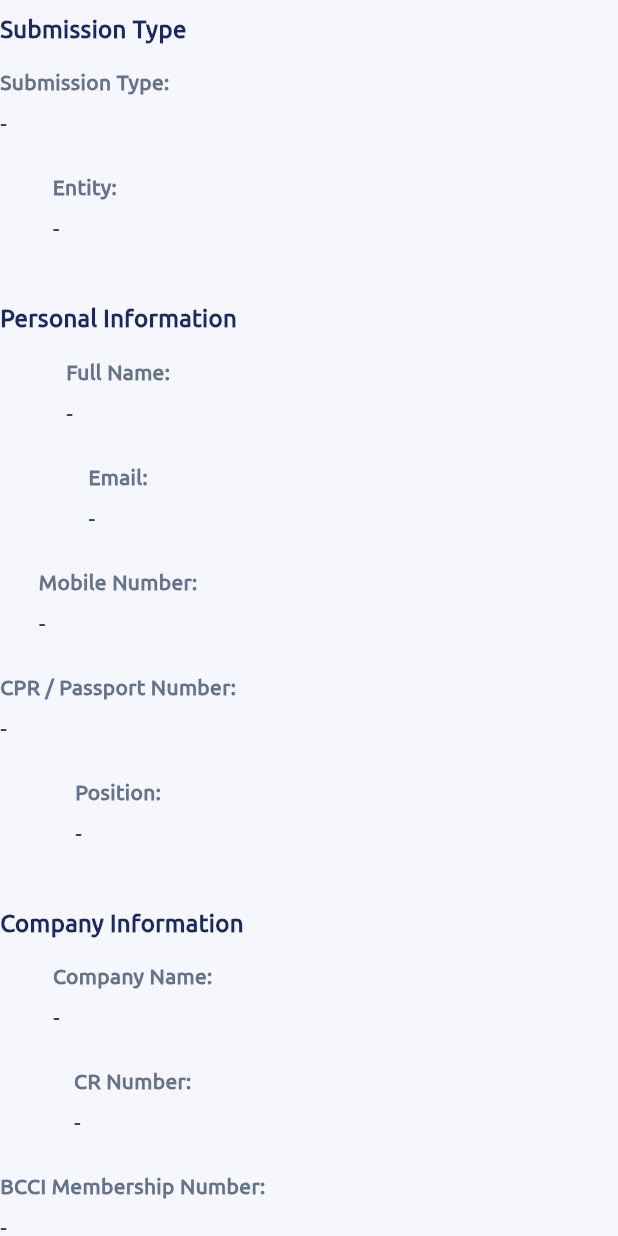
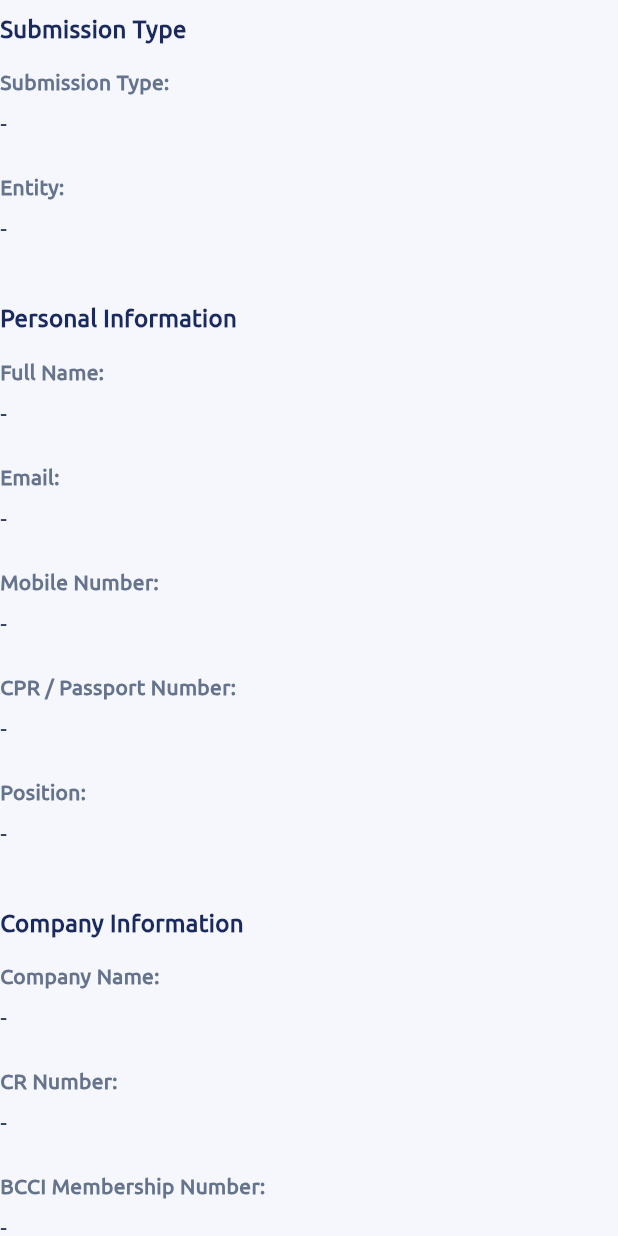
Before and after one commit to ali-aramis/voice-of-merchant, a Flutter app: the ConsentStep widget shown alone on an empty page, opened directly, on a phone screen of 412 x 824 dp. Run offline on Flutter 3.47's test engine with Material 3 defaults, Android fonts, the phone set to English and light mode, and no system bars; our stand-ins replace file_picker; network calls fail; project files that could hold a hidden picture were left out.

Commit message:
step indicator position fixed

```diff
--- a/lib/features/complaints/data/services/entity_api_service.dart
+++ b/lib/features/complaints/data/services/entity_api_service.dart
@@ -1,5 +1,6 @@
+
 import 'dart:convert';
-
+import 'package:flutter/foundation.dart';
 import 'package:http/http.dart' as http;
 
 import '../models/entity_model.dart';
@@ -9,18 +10,40 @@ class EntityApiService {
       'https://41c5d05c-fc67-45e9-8655-00498a2549de.mock.pstmn.io';
 
   Future<List<EntityModel>> getEntities() async {
-    final response = await http.get(
-      Uri.parse('$baseUrl/entities'),
-    );
+    final uri = Uri.parse('$baseUrl/entities');
+
+    debugPrint('Entities API URL: $uri');
+
+    final response = await http
+        .get(uri)
+        .timeout(const Duration(seconds: 20));
+
+    debugPrint('Entities API status: ${response.statusCode}');
+    debugPrint('Entities API response: ${response.body}');
 
     if (response.statusCode != 200) {
-      throw Exception('Failed: ${response.statusCode}');
+      throw Exception(
+        'Failed to load entities: ${response.statusCode}',
+      );
     }
 
-    final json = jsonDecode(response.body);
+    final decoded = jsonDecode(response.body);
 
-    return (json['data'] as List)
-        .map((item) => EntityModel.fromJson(item))
+    if (decoded is! Map<String, dynamic> ||
+        decoded['data'] is! List) {
+      throw FormatException(
+        'Unexpected entities API response format',
+      );
+    }
+
+    final data = decoded['data'] as List;
+
+    return data
+        .map(
+          (item) => EntityModel.fromJson(
+        Map<String, dynamic>.from(item as Map),
+      ),
+    )
         .toList();
   }
 }
--- a/lib/features/complaints/data/services/position_api_service.dart
+++ b/lib/features/complaints/data/services/position_api_service.dart
@@ -1,5 +1,6 @@
 import 'dart:convert';
 
+import 'package:flutter/foundation.dart';
 import 'package:http/http.dart' as http;
 
 import '../models/position_model.dart';
@@ -9,9 +10,17 @@ class PositionApiService {
       'https://41c5d05c-fc67-45e9-8655-00498a2549de.mock.pstmn.io';
 
   Future<List<PositionModel>> getPositions() async {
-    final response = await http.get(
-      Uri.parse('$baseUrl/positions'),
-    );
+    final uri = Uri.parse('$baseUrl/positions');
+
+    try {
+      debugPrint('Positions API URL: $uri');
+
+      final response = await http
+          .get(uri)
+          .timeout(const Duration(seconds: 20));
+
+      debugPrint('Positions API Status: ${response.statusCode}');
+      debugPrint('Positions API Response: ${response.body}');
 
       if (response.statusCode != 200) {
         throw Exception(
@@ -19,12 +28,28 @@ class PositionApiService {
         );
       }
 
-    final json = jsonDecode(response.body);
+      final decoded = jsonDecode(response.body);
 
-    return (json['data'] as List)
+      if (decoded is! Map<String, dynamic> ||
+          decoded['data'] is! List) {
+        throw const FormatException(
+          'Unexpected positions API response format',
+        );
+      }
+
+      final data = decoded['data'] as List;
+
+      return data
           .map(
-          (item) => PositionModel.fromJson(item),
+            (item) => PositionModel.fromJson(
+          Map<String, dynamic>.from(item as Map),
+        ),
       )
           .toList();
+    } catch (e, stackTrace) {
+      debugPrint('Positions API Error: $e');
+      debugPrintStack(stackTrace: stackTrace);
+      rethrow;
     }
   }
+}
--- a/lib/features/complaints/data/services/submission_type_api_service.dart
+++ b/lib/features/complaints/data/services/submission_type_api_service.dart
@@ -1,5 +1,6 @@
+
 import 'dart:convert';
-
+import 'package:flutter/foundation.dart';
 import 'package:http/http.dart' as http;
 
 import '../models/submission_type_model.dart';
@@ -9,8 +10,20 @@ class SubmissionTypeApiService {
       'https://41c5d05c-fc67-45e9-8655-00498a2549de.mock.pstmn.io';
 
   Future<List<SubmissionTypeModel>> getSubmissionTypes() async {
-    final response = await http.get(
-      Uri.parse('$baseUrl/submission-types'),
+    final uri = Uri.parse('$baseUrl/submission-types');
+
+    try {
+      debugPrint('Submission Types URL: $uri');
+
+      final response = await http
+          .get(uri)
+          .timeout(const Duration(seconds: 20));
+
+      debugPrint(
+        'Submission Types Status: ${response.statusCode}',
+      );
+      debugPrint(
+        'Submission Types Response: ${response.body}',
       );
 
       if (response.statusCode != 200) {
@@ -19,12 +32,28 @@ class SubmissionTypeApiService {
         );
       }
 
-    final json = jsonDecode(response.body);
+      final decoded = jsonDecode(response.body);
 
-    return (json['data'] as List)
+      if (decoded is! Map<String, dynamic> ||
+          decoded['data'] is! List) {
+        throw const FormatException(
+          'Unexpected submission types response format',
+        );
+      }
+
+      final data = decoded['data'] as List;
+
+      return data
           .map(
-          (item) => SubmissionTypeModel.fromJson(item),
+            (item) => SubmissionTypeModel.fromJson(
+          Map<String, dynamic>.from(item as Map),
+        ),
       )
           .toList();
+    } catch (e, stackTrace) {
+      debugPrint('Submission Types API Error: $e');
+      debugPrintStack(stackTrace: stackTrace);
+      rethrow;
     }
   }
+}
--- a/lib/features/complaints/presentation/complaint_form/complaint_form_screen.dart
+++ b/lib/features/complaints/presentation/complaint_form/complaint_form_screen.dart
@@ -43,11 +43,12 @@ class _ComplaintFormView extends StatelessWidget {
       body: Column(
         children: [
           const HomeHeader(),
+          const StepIndicator(),
           Expanded(
             child: SingleChildScrollView(
               child: Column(
                 children: [
-                  const StepIndicator(),
+
                   const SizedBox(height: 30),
                   Padding(
                     padding: EdgeInsets.symmetric(
--- a/lib/features/complaints/presentation/complaint_form/consent_step.dart
+++ b/lib/features/complaints/presentation/complaint_form/consent_step.dart
@@ -1,3 +1,4 @@
+
 import 'package:flutter/material.dart';
 import 'package:provider/provider.dart';
 
@@ -24,6 +25,8 @@ class ConsentStep extends StatelessWidget {
 
 return Form(
 key: controller.formKeys[4],
+child: SizedBox(
+width: double.infinity,
 child: Column(
 crossAxisAlignment: CrossAxisAlignment.start,
 children: [
@@ -40,11 +43,17 @@ class ConsentStep extends StatelessWidget {
 children: [
 _InfoItem(
 label: l10n.submissionType,
-                value: controller.selectedSubmissionTypeName,
+value: _getSubmissionTypeName(
+controller,
+context,
+),
 ),
 _InfoItem(
 label: l10n.entity,
-                value: controller.selectedEntityName,
+value: _getEntityName(
+controller,
+context,
+),
 ),
 ],
 ),
@@ -80,7 +89,10 @@ class ConsentStep extends StatelessWidget {
 ),
 _InfoItem(
 label: l10n.position,
-                value: _getPositionName(controller),
+value: _getPositionName(
+controller,
+context,
+),
 ),
 ],
 ),
@@ -209,17 +221,61 @@ class ConsentStep extends StatelessWidget {
 ),
 ],
 ),
+),
 );
+}
+
+// ================================================================
+// SUBMISSION TYPE NAME
+// ================================================================
+
+String _getSubmissionTypeName(
+ComplaintFormController controller,
+BuildContext context,
+) {
+final locale = Localizations.localeOf(context).languageCode;
+
+for (final item in controller.submissionTypes) {
+if (item.id.toString() == controller.submissionType) {
+return locale == 'ar' ? item.nameAr : item.nameEn;
+}
+}
+
+return '-';
+}
+
+// ================================================================
+// ENTITY NAME
+// ================================================================
+
+String _getEntityName(
+ComplaintFormController controller,
+BuildContext context,
+) {
+final locale = Localizations.localeOf(context).languageCode;
+
+for (final item in controller.entities) {
+if (item.id.toString() == controller.entity) {
+return locale == 'ar' ? item.nameAr : item.nameEn;
+}
+}
+
+return '-';
 }
 
 // ================================================================
 // POSITION NAME
 // ================================================================
 
-  String _getPositionName(ComplaintFormController controller) {
+String _getPositionName(
+ComplaintFormController controller,
+BuildContext context,
+) {
+final locale = Localizations.localeOf(context).languageCode;
+
 for (final item in controller.positions) {
 if (item.id.toString() == controller.position) {
-        return '${item.nameEn} / ${item.nameAr}';
+return locale == 'ar' ? item.nameAr : item.nameEn;
 }
 }
 
@@ -274,6 +330,7 @@ class _InfoGrid extends StatelessWidget {
 Widget build(BuildContext context) {
 if (mobile) {
 return Column(
+crossAxisAlignment: CrossAxisAlignment.start,
 children: children,
 );
 }
@@ -285,12 +342,20 @@ class _InfoGrid extends StatelessWidget {
 while (index < children.length) {
 final current = children[index];
 
+// Full-width field
 if (current.fullWidth) {
-        rows.add(current);
+rows.add(
+SizedBox(
+width: double.infinity,
+child: current,
+),
+);
+
 index++;
 continue;
 }
 
+// Two-column fields
 if (index + 1 < children.length &&
 !children[index + 1].fullWidth) {
 rows.add(
@@ -298,9 +363,9 @@ class _InfoGrid extends StatelessWidget {
 crossAxisAlignment: CrossAxisAlignment.start,
 children: [
 Expanded(
-                child: current,
+child: children[index],
 ),
-              const SizedBox(width: 40),
+const SizedBox(width: 50),
 Expanded(
 child: children[index + 1],
 ),
@@ -310,7 +375,13 @@ class _InfoGrid extends StatelessWidget {
 
 index += 2;
 } else {
-        rows.add(current);
+rows.add(
+SizedBox(
+width: double.infinity,
+child: current,
+),
+);
+
 index++;
 }
 }
--- a/lib/features/complaints/presentation/complaint_form_controller.dart
+++ b/lib/features/complaints/presentation/complaint_form_controller.dart
@@ -124,6 +124,14 @@ class ComplaintFormController extends ChangeNotifier {
 
   bool get isLast => _step == stepCount - 1;
   bool consentValidationAttempted = false;
+
+  bool isLoadingEntities = true;
+  bool isLoadingSubmissionTypes = true;
+  bool isLoadingPositions = true;
+
+  String? entitiesError;
+  String? submissionTypesError;
+  String? positionsError;
 // ============================================================
 // 10. CONTROLLER CONSTRUCTOR
 // ============================================================
@@ -141,27 +149,24 @@ class ComplaintFormController extends ChangeNotifier {
 // Gets entities from the backend API.
 
   Future<void> loadEntities() async {
+    isLoadingEntities = true;
+    entitiesError = null;
+    notifyListeners();
+
     try {
-// Call Entity API
-      entities = await _entityApiService.getEntities();
+      final result = await _entityApiService.getEntities();
 
-      debugPrint(
-        'Entities loaded: ${entities.length}',
-      );
+      entities = result;
 
-// Print entities for debugging
-      for (final entity in entities) {
-        debugPrint(
-          'Entity: id=${entity.id}, name=${entity.nameEn}',
-        );
-      }
-
-// Tell UI that new data has arrived
+      debugPrint('Entities loaded: ${entities.length}');
+      debugPrint('Entities data: $entities');
+    } catch (e, stackTrace) {
+      entitiesError = e.toString();
+      debugPrint('Failed to load entities: $e');
+      debugPrintStack(stackTrace: stackTrace);
+    } finally {
+      isLoadingEntities = false;
       notifyListeners();
-    } catch (e) {
-      debugPrint(
-        'Failed to load entities: $e',
-      );
     }
   }
 
@@ -311,8 +316,6 @@ class ComplaintFormController extends ChangeNotifier {
 // ============================================================
 // 15. SUBMIT FORM
 // ============================================================
-// Currently this is still a mock submission.
-// Later we can replace this with a real POST API.
   Future<String?> submit() async {
     _isSubmitting = true;
 
--- a/lib/features/complaints/presentation/form_fields.dart
+++ b/lib/features/complaints/presentation/form_fields.dart
@@ -41,33 +41,36 @@ class LabeledDropdown<T> extends StatelessWidget {
     this.validator,
   });
 
+
   Future<void> _openDropdown(
       BuildContext context,
       FormFieldState<T> fieldState,
       ) async {
-    if (items.isEmpty) {
-      return;
-    }
+    debugPrint('Dropdown tapped: $label');
+    debugPrint('Dropdown items count: ${items.length}');
+
+    if (!context.mounted) return;
+
+    final double screenHeight = MediaQuery.sizeOf(context).height;
 
     final selectedValue = await showModalBottomSheet<T>(
       context: context,
-      backgroundColor: Colors.white,
+      useRootNavigator: true,
       isScrollControlled: true,
       useSafeArea: true,
+      backgroundColor: Colors.white,
+      constraints: BoxConstraints(
+        maxHeight: screenHeight * 0.65,
+      ),
       shape: const RoundedRectangleBorder(
         borderRadius: BorderRadius.vertical(
           top: Radius.circular(18),
         ),
       ),
-      builder: (context) {
-        final screenHeight = MediaQuery.of(context).size.height;
-
-        return ConstrainedBox(
-          constraints: BoxConstraints(
-            maxHeight: screenHeight * 0.65,
-          ),
+      builder: (sheetContext) {
+        return SizedBox(
+          height: screenHeight * 0.55,
           child: Column(
-            mainAxisSize: MainAxisSize.min,
             children: [
               const SizedBox(height: 12),
               Container(
@@ -78,11 +81,9 @@ class LabeledDropdown<T> extends StatelessWidget {
                   borderRadius: BorderRadius.circular(10),
                 ),
               ),
-              const SizedBox(height: 18),
+              const SizedBox(height: 12),
               Padding(
-                padding: const EdgeInsets.symmetric(
-                  horizontal: 20,
-                ),
+                padding: const EdgeInsets.symmetric(horizontal: 16),
                 child: Row(
                   children: [
                     Expanded(
@@ -96,53 +97,40 @@ class LabeledDropdown<T> extends StatelessWidget {
                       ),
                     ),
                     IconButton(
-                      onPressed: () {
-                        Navigator.of(context).pop();
-                      },
-                      icon: const Icon(
-                        Icons.close_rounded,
-                        color: Color(0xFF71809C),
-                      ),
+                      onPressed: () =>
+                          Navigator.of(sheetContext).pop(),
+                      icon: const Icon(Icons.close_rounded),
                     ),
                   ],
                 ),
               ),
-              const Divider(
-                height: 1,
-                color: Color(0xFFE4E8F0),
+              const Divider(height: 1),
+              Expanded(
+                child: items.isEmpty
+                    ? const Center(
+                  child: Text(
+                    'No options available. Please try again.',
+                    textAlign: TextAlign.center,
                   ),
-              Flexible(
-                child: ListView.separated(
-                  padding: const EdgeInsets.symmetric(
-                    vertical: 8,
-                  ),
-                  shrinkWrap: true,
+                )
+                    : ListView.builder(
                   itemCount: items.length,
-                  separatorBuilder: (_, __) {
-                    return const Divider(
-                      height: 1,
-                      color: Color(0xFFEFF2F7),
-                    );
-                  },
                   itemBuilder: (context, index) {
                     final item = items[index];
-
-                    final bool isSelected = item.value == value;
+                    final bool isSelected =
+                        item.value == fieldState.value;
 
                     return ListTile(
-                      contentPadding: const EdgeInsets.symmetric(
-                        horizontal: 20,
-                        vertical: 4,
-                      ),
                       title: item.child,
                       trailing: isSelected
                           ? const Icon(
-                              Icons.check_rounded,
+                        Icons.check,
                         color: Color(0xFF1A2A5E),
                       )
                           : null,
                       onTap: () {
-                        Navigator.of(context).pop(item.value);
+                        Navigator.of(sheetContext)
+                            .pop(item.value);
                       },
                     );
                   },
@@ -154,10 +142,12 @@ class LabeledDropdown<T> extends StatelessWidget {
       },
     );
 
-    if (selectedValue != null) {
+    if (!context.mounted || selectedValue == null) return;
+
     fieldState.didChange(selectedValue);
     onChanged?.call(selectedValue);
-    }
+
+    debugPrint('Dropdown selected: $selectedValue');
   }
 
   @override
```
Also changed, not shown: lib/services/api_service.dart (deleted), 1 other file. Lines whose indentation alone changed are shown as unchanged.
